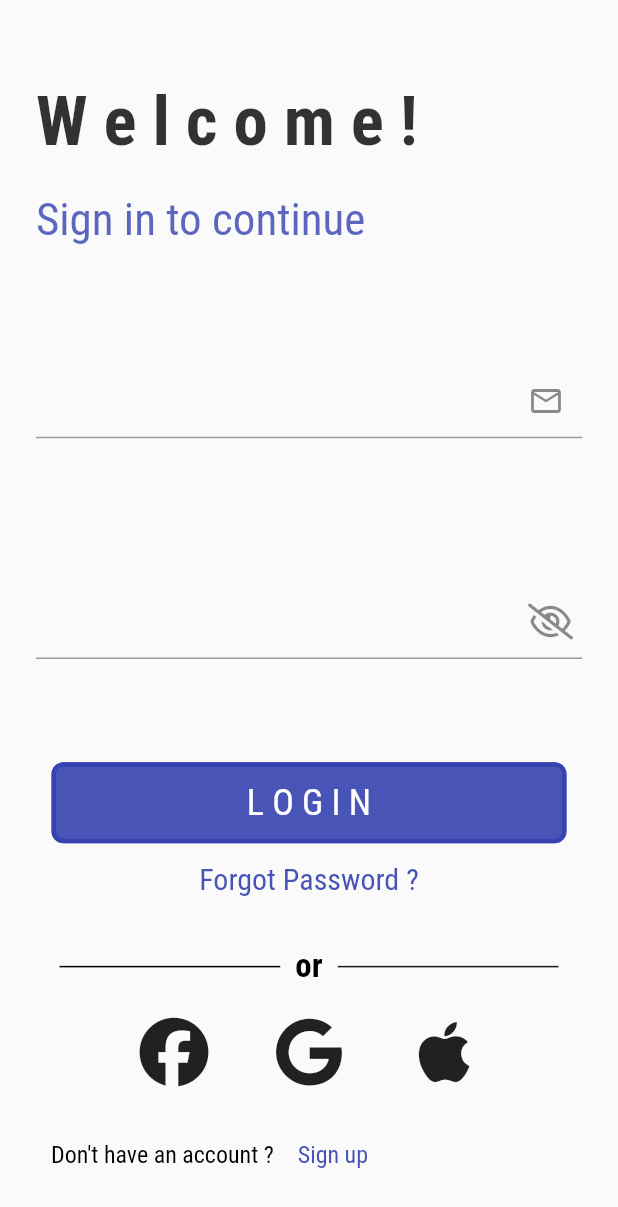
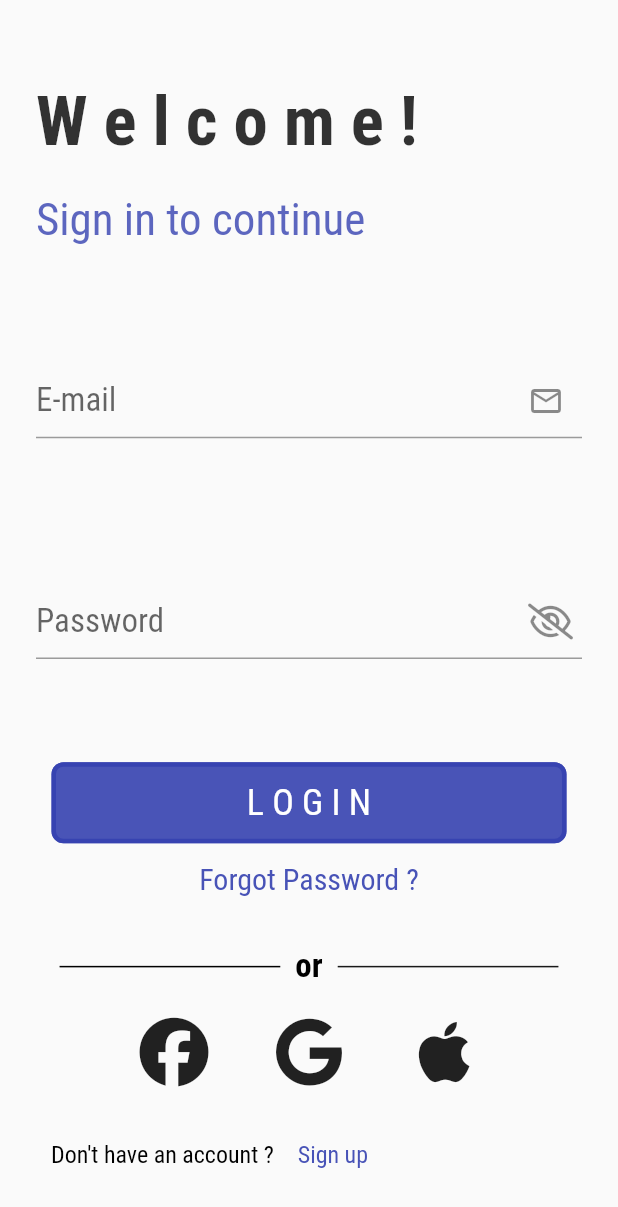
Before and after one commit to youssefhedefa/full_e_commerce_application, a Flutter app: the screen it shows after launch, after a tap on "Next", after a tap on "Skip", after a tap on "Log In", on a phone screen of 412 x 824 dp. Shown: the top 1207 px of the screen. Run offline on Flutter 3.47's test engine with Material 2 defaults, Android fonts, the phone set to English and light mode, and no system bars; our stand-ins replace bloc, dio, flutter_bloc, font_awesome_flutter, smooth_page_indicator.

Commit message:
add bloc to login view and create post dio method

```diff
--- a/lib/main.dart
+++ b/lib/main.dart
@@ -1,14 +1,17 @@
+import 'package:bloc/bloc.dart';
 import 'package:flutter/material.dart';
+import 'package:full_e_commerce_application/network/remote/dio_helper.dart';
 import 'package:full_e_commerce_application/views/hello_view.dart';
-import 'package:full_e_commerce_application/views/login_view.dart';
+import 'package:full_e_commerce_application/views/log_in/login_view.dart';
 import 'package:full_e_commerce_application/views/on_boarding/on_boarding_view.dart';
-
+import 'bloc_observer.dart';
 import 'constants/primary_color.dart';
 import 'views/sign_up_view.dart';
 
 void main() {
-  //runApp(DevicePreview(builder: (context)=> const MyApp() ));
-  runApp(MyApp());
+  Bloc.observer = MyBlocObserver();
+  DioHelper.init();
+  runApp(const MyApp());
 }
 
 class MyApp extends StatelessWidget {
@@ -21,7 +24,6 @@ class MyApp extends StatelessWidget {
     return MaterialApp(
       debugShowCheckedModeBanner: false,
       title: 'E-Commerce',
-    // builder: DevicePreview.appBuilder,
       theme: ThemeData
         (
         appBarTheme: const AppBarTheme(
--- /dev/null
+++ b/lib/network/end_points.dart
@@ -0,0 +1 @@
+const String login = 'login';
--- /dev/null
+++ b/lib/network/remote/dio_helper.dart
@@ -0,0 +1,40 @@
+import 'package:dio/dio.dart';
+
+class DioHelper {
+  static Dio? dio;
+  static init() {
+    dio = Dio(BaseOptions(
+      baseUrl: 'https://student.valuxapps.com/api/',
+      receiveDataWhenStatusError: true,
+      headers: {
+        'Content-Type': 'application/json',
+      },
+    ));
+  }
+
+  static Future<Response> getData({
+    required String url,
+    required Map<String, dynamic> query,
+  }) async {
+    return await dio!.get(
+      url,
+      queryParameters: query,
+    );
+  }
+
+  static Future<Response> postData({
+    required String url,
+    Map<String, dynamic>? query,
+    required Map<String, dynamic> body,
+    String? lang,
+  }) async {
+    dio!.options.headers = {
+      'lang': lang ?? 'ar',
+    };
+    return await dio!.post(
+      url,
+      queryParameters: query,
+      data: body,
+    );
+  }
+}
--- a/lib/views/hello_view.dart
+++ b/lib/views/hello_view.dart
@@ -1,5 +1,5 @@
 import 'package:flutter/material.dart';
-import 'package:full_e_commerce_application/views/login_view.dart';
+import 'package:full_e_commerce_application/views/log_in/login_view.dart';
 import 'package:full_e_commerce_application/views/sign_up_view.dart';
 import 'package:full_e_commerce_application/widgets/custom_text.dart';
 import '../widgets/CustomButton.dart';
--- /dev/null
+++ b/lib/views/log_in/log_in_cubit.dart
@@ -0,0 +1,31 @@
+import 'package:bloc/bloc.dart';
+import 'package:flutter/cupertino.dart';
+import 'package:full_e_commerce_application/network/end_points.dart';
+import 'package:full_e_commerce_application/network/remote/dio_helper.dart';
+import 'package:full_e_commerce_application/views/log_in/log_in_states.dart';
+
+class LogInViewCubit extends Cubit<LogInViewStates> {
+  LogInViewCubit() : super(LogInViewInitialize());
+
+  void userLogIn({
+    required String eMail,
+    required String password,
+  }) {
+    emit(LogInViewLoading());
+    debugPrint('$login , ${eMail.toString()} , ${password.toString()} ');
+    DioHelper.postData(
+      url: login,
+      body: {
+        'email': eMail.toString(),
+        'password': password.toString(),
+      },
+    ).then((value) {
+      emit(LogInViewSuccess());
+      print(value.data);
+
+    }).catchError((error) {
+      emit(LogInViewFailure(error));
+      debugPrint(error);
+    });
+  }
+}
--- /dev/null
+++ b/lib/views/log_in/log_in_states.dart
@@ -0,0 +1,14 @@
+abstract class LogInViewStates{}
+
+class LogInViewInitialize extends LogInViewStates{}
+
+class LogInViewLoading extends LogInViewStates{}
+
+class LogInViewSuccess extends LogInViewStates{}
+
+class LogInViewFailure extends LogInViewStates{
+
+  final String errMessage;
+  LogInViewFailure(this.errMessage);
+
+}
--- /dev/null
+++ b/lib/views/log_in/login_view.dart
@@ -0,0 +1,245 @@
+import 'package:flutter/material.dart';
+import 'package:flutter_bloc/flutter_bloc.dart';
+import 'package:font_awesome_flutter/font_awesome_flutter.dart';
+import 'package:full_e_commerce_application/views/log_in/log_in_cubit.dart';
+import 'package:full_e_commerce_application/views/log_in/log_in_states.dart';
+import 'package:full_e_commerce_application/widgets/CustomButton.dart';
+import 'package:full_e_commerce_application/widgets/custom_text_form_field.dart';
+import '../../widgets/custom_text.dart';
+
+class LoginView extends StatefulWidget {
+  const LoginView({Key? key}) : super(key: key);
+  static String id = 'login view';
+
+  @override
+  State<LoginView> createState() => _LoginViewState();
+}
+
+class _LoginViewState extends State<LoginView> {
+  bool isVisible = true;
+  IconData passwordVisible = FontAwesomeIcons.eyeSlash;
+  IconData passwordUnVisible = FontAwesomeIcons.eye;
+
+  TextEditingController eMail = TextEditingController();
+  TextEditingController password = TextEditingController();
+
+  var formKey = GlobalKey<FormState>();
+
+  @override
+  Widget build(BuildContext context) {
+    double screenHeight = MediaQuery.of(context).size.height;
+    double screenWidth = MediaQuery.of(context).size.width;
+
+    return BlocProvider(
+      create: (BuildContext context) => LogInViewCubit(),
+      child: BlocBuilder<LogInViewCubit,LogInViewStates>(
+        builder: (context,state)
+        {
+          var cubit = BlocProvider.of<LogInViewCubit>(context);
+          return Scaffold(
+            body: SingleChildScrollView(
+              child: SizedBox(
+                height: screenHeight,
+                width: screenWidth,
+                child: Padding(
+                  //56.0/868
+                  padding: EdgeInsets.only(
+                      top: screenHeight * (0.065), left: 24.0, right: 24.0),
+                  child: Form(
+                    key: formKey,
+                    child: Column(
+                      mainAxisAlignment: MainAxisAlignment.start,
+                      crossAxisAlignment: CrossAxisAlignment.start,
+                      mainAxisSize: MainAxisSize.max,
+                      children: [
+                        CustomText(
+                          text: 'W e l c o m e !',
+                          color: Colors.black.withOpacity(0.8),
+                          fontSize: 46,
+                          fontWeight: FontWeight.w800,
+                        ),
+                        const Spacer(),
+                        const CustomText(
+                          text: 'Sign in to continue',
+                          color: Color.fromRGBO(53, 65, 176, 0.8),
+                          fontSize: 30,
+                          fontWeight: FontWeight.w500,
+                        ),
+                        const Spacer(),
+                        Padding(
+                          padding: EdgeInsets.only(top: screenHeight * (60 / 868)),
+                          child:  CustomTextFormField(
+                            keyboardType: TextInputType.emailAddress,
+                            decoration: const InputDecoration(
+                              hintText: 'E-mail',
+                              suffixIcon: Icon(Icons.mail_outline),
+                            ),
+                            controller: eMail,
+                            validator: (value)
+                            {
+                              if(value!.isEmpty)
+                              {
+                                return 'This field is required';
+                              }
+                              return null;
+                            },
+                          ),
+                        ),
+                        const Spacer(),
+                        SizedBox(
+                          height: screenHeight * (80 / 868),
+                        ),
+                        CustomTextFormField(
+                          keyboardType: TextInputType.visiblePassword,
+                          obscureText: isVisible,
+                          decoration: InputDecoration(
+                            hintText: 'Password',
+                            suffixIcon: IconButton(
+                              onPressed: () {
+                                if (isVisible == true) {
+                                  setState(() {
+                                    isVisible = false;
+                                  });
+                                } else {
+                                  setState(() {
+                                    isVisible = true;
+                                  });
+                                }
+                              },
+                              icon: isVisible == true
+                                  ? Icon(
+                                passwordVisible,
+                              )
+                                  : Icon(
+                                passwordUnVisible,
+                              ),
+                            ),
+                          ),
+                          controller: password,
+                          validator: (value)
+                          {
+                            if(value!.isEmpty)
+                            {
+                              return 'This field is required';
+                            }
+                            return null;
+                          },
+                        ),
+                        const Spacer(),
+                        CustomButton(
+                          screenHeight: screenHeight,
+                          screenWidth: screenWidth,
+                          label: 'L O G I N',
+                          onPressed: ()
+                          {
+                            if(formKey.currentState!.validate())
+                            {
+                              debugPrint(eMail.text);
+                              debugPrint(password.text);
+                              cubit.userLogIn(
+                                eMail: eMail.text,
+                                password: password.text,
+                              );
+                            }
+                          },
+                        ),
+                        Center(
+                          child: TextButton(
+                            onPressed: () {},
+                            child: const CustomText(
+                              text: 'Forgot Password ?',
+                              color: Color.fromRGBO(53, 65, 176, 0.9),
+                              fontSize: 20,
+                              fontWeight: FontWeight.w400,
+                            ),
+                          ),
+                        ),
+                        const Spacer(),
+                        Row(
+                          mainAxisAlignment: MainAxisAlignment.center,
+                          children: [
+                            Container(
+                              height: 1,
+                              width: screenWidth / 2.8,
+                              color: Colors.black,
+                            ),
+                            SizedBox(
+                              width: screenWidth * (10 / 411),
+                            ),
+                            const CustomText(
+                                color: Colors.black,
+                                text: 'or',
+                                fontSize: 22,
+                                fontWeight: FontWeight.w600),
+                            SizedBox(
+                              width: screenWidth * (10 / 411),
+                            ),
+                            Container(
+                              height: 1,
+                              width: screenWidth / 2.8,
+                              color: Colors.black.withOpacity(0.9),
+                            ),
+                          ],
+                        ),
+                        const Spacer(),
+                        Row(
+                          mainAxisAlignment: MainAxisAlignment.center,
+                          children: const [
+                            Padding(
+                              padding: EdgeInsets.symmetric(horizontal: 22.0),
+                              child: Icon(
+                                FontAwesomeIcons.facebook,
+                                size: 46,
+                              ),
+                            ),
+                            Padding(
+                              padding: EdgeInsets.symmetric(horizontal: 22.0),
+                              child: Icon(
+                                FontAwesomeIcons.google,
+                                size: 46,
+                              ),
+                            ),
+                            Padding(
+                              padding: EdgeInsets.symmetric(horizontal: 22.0),
+                              child: Icon(
+                                FontAwesomeIcons.apple,
+                                size: 46,
+                              ),
+                            ),
+                          ],
+                        ),
+                        const Spacer(),
+                        Padding(
+                          padding: const EdgeInsets.only(
+                            left: 10,
+                            bottom: 30,
+                          ),
+                          child: Row(
+                            children: [
+                              const CustomText(
+                                text: 'Don\'t have an account ?  ',
+                                fontSize: 16,
+                                color: Colors.black,
+                              ),
+                              TextButton(
+                                onPressed: () {},
+                                child: const CustomText(
+                                  text: 'Sign up',
+                                  fontSize: 16,
+                                ),
+                              ),
+                            ],
+                          ),
+                        ),
+                      ],
+                    ),
+                  ),
+                ),
+              ),
+            ),
+          );
+        },
+      ),
+    );
+  }
+}
--- a/lib/views/login_view.dart
+++ /dev/null
@@ -1,189 +0,0 @@
-import 'package:flutter/material.dart';
-import 'package:font_awesome_flutter/font_awesome_flutter.dart';
-import 'package:full_e_commerce_application/widgets/CustomButton.dart';
-import 'package:full_e_commerce_application/widgets/custom_text_form_field.dart';
-import '../widgets/custom_text.dart';
-
-class LoginView extends StatefulWidget {
-  const LoginView({Key? key}) : super(key: key);
-  static String id = 'login view';
-
-  @override
-  State<LoginView> createState() => _LoginViewState();
-}
-
-class _LoginViewState extends State<LoginView> {
-  bool isVisible = true;
-  IconData passwordVisible = FontAwesomeIcons.eyeSlash;
-  IconData passwordUnVisible = FontAwesomeIcons.eye;
-
-  @override
-  Widget build(BuildContext context) {
-    double screenHeight = MediaQuery.of(context).size.height;
-    double screenWidth = MediaQuery.of(context).size.width;
-
-    return Scaffold(
-      body: SingleChildScrollView(
-        child: SizedBox(
-          height: screenHeight,
-          width: screenWidth,
-          child: Padding(
-            //56.0/868
-            padding: EdgeInsets.only(
-                top: screenHeight * (0.065), left: 24.0, right: 24.0),
-            child: Column(
-              mainAxisAlignment: MainAxisAlignment.start,
-              crossAxisAlignment: CrossAxisAlignment.start,
-              mainAxisSize: MainAxisSize.max,
-              children: [
-                CustomText(
-                  text: 'W e l c o m e !',
-                  color: Colors.black.withOpacity(0.8),
-                  fontSize: 46,
-                  fontWeight: FontWeight.w800,
-                ),
-                const Spacer(),
-                const CustomText(
-                  text: 'Sign in to continue',
-                  color: Color.fromRGBO(53, 65, 176, 0.8),
-                  fontSize: 30,
-                  fontWeight: FontWeight.w500,
-                ),
-                const Spacer(),
-                Padding(
-                  padding: EdgeInsets.only(top: screenHeight * (60 / 868)),
-                  child: const CustomTextFormField(
-                    keyboardType: TextInputType.emailAddress,
-                    decoration: InputDecoration(
-                      suffixIcon: Icon(Icons.mail_outline),
-                    ),
-                  ),
-                ),
-                const Spacer(),
-                SizedBox(
-                  height: screenHeight * (80 / 868),
-                ),
-                CustomTextFormField(
-                  keyboardType: TextInputType.visiblePassword,
-                  obscureText: isVisible,
-                  decoration: InputDecoration(
-                    suffixIcon: IconButton(
-                      onPressed: () {
-                        if (isVisible == true) {
-                          setState(() {
-                            isVisible = false;
-                          });
-                        } else {
-                          setState(() {
-                            isVisible = true;
-                          });
-                        }
-                      },
-                      icon: isVisible == true
-                          ? Icon(
-                              passwordVisible,
-                            )
-                          : Icon(
-                              passwordUnVisible,
-                            ),
-                    ),
-                  ),
-                ),
-                const Spacer(),
-                CustomButton(screenHeight: screenHeight, screenWidth: screenWidth, label: 'L O G I N'),
-                Center(
-                  child: TextButton(
-                    onPressed: () {},
-                    child: const CustomText(
-                      text: 'Forgot Password ?',
-                      color: Color.fromRGBO(53, 65, 176, 0.9),
-                      fontSize: 20,
-                      fontWeight: FontWeight.w400,
-                    ),
-                  ),
-                ),
-                const Spacer(),
-                Row(
-                  mainAxisAlignment: MainAxisAlignment.center,
-                  children: [
-                    Container(
-                      height: 1,
-                      width: screenWidth / 2.8,
-                      color: Colors.black,
-                    ),
-                    SizedBox(
-                      width: screenWidth * (10 / 411),
-                    ),
-                    const CustomText(
-                        color: Colors.black,
-                        text: 'or',
-                        fontSize: 22,
-                        fontWeight: FontWeight.w600),
-                    SizedBox(
-                      width: screenWidth * (10 / 411),
-                    ),
-                    Container(
-                      height: 1,
-                      width: screenWidth / 2.8,
-                      color: Colors.black.withOpacity(0.9),
-                    ),
-                  ],
-                ),
-                const Spacer(),
-                Row(
-                  mainAxisAlignment: MainAxisAlignment.center,
-                  children: const [
-                    Padding(
-                      padding: EdgeInsets.symmetric(horizontal: 22.0),
-                      child: Icon(
-                        FontAwesomeIcons.facebook,
-                        size: 46,
-                      ),
-                    ),
-                    Padding(
-                      padding: EdgeInsets.symmetric(horizontal: 22.0),
-                      child: Icon(
-                        FontAwesomeIcons.google,
-                        size: 46,
-                      ),
-                    ),
-                    Padding(
-                      padding: EdgeInsets.symmetric(horizontal: 22.0),
-                      child: Icon(
-                        FontAwesomeIcons.apple,
-                        size: 46,
-                      ),
-                    ),
-                  ],
-                ),
-                const Spacer(),
-                Padding(
-                  padding: const EdgeInsets.only(
-                    left: 10,
-                    bottom: 30,
-                  ),
-                  child: Row(
-                    children: [
-                      const CustomText(
-                        text: 'Don\'t have an account ?  ',
-                        fontSize: 16,
-                        color: Colors.black,
-                      ),
-                      TextButton(
-                        onPressed: () {},
-                        child: const CustomText(
-                          text: 'Sign up',
-                          fontSize: 16,
-                        ),
-                      ),
-                    ],
-                  ),
-                ),
-              ],
-            ),
-          ),
-        ),
-      ),
-    );
-  }
-}
--- a/lib/views/on_boarding/on_boarding_view.dart
+++ b/lib/views/on_boarding/on_boarding_view.dart
@@ -16,8 +16,7 @@ class OnBoardingView extends StatelessWidget {
     Color backGroundColor = const Color.fromRGBO(255, 255, 255, 1);
     return BlocProvider(
       create: (context)=>OnBoardingCubit(),
-        child: BlocConsumer<OnBoardingCubit,OnBoardingStates>(
-          listener: (context,state){},
+        child: BlocBuilder<OnBoardingCubit,OnBoardingStates>(
           builder: (context,state)
           {
             var cubit = BlocProvider.of<OnBoardingCubit>(context);
--- a/lib/views/sign_up_view.dart
+++ b/lib/views/sign_up_view.dart
@@ -16,7 +16,6 @@ class _SignUpViewState extends State<SignUpView> {
   bool isVisible = true;
 
   IconData passwordVisible = FontAwesomeIcons.eyeSlash;
-
   IconData passwordUnVisible = FontAwesomeIcons.eye;
 
   @override
@@ -56,6 +55,7 @@ class _SignUpViewState extends State<SignUpView> {
                   child: const CustomTextFormField(
                     keyboardType: TextInputType.text,
                     decoration: InputDecoration(
+                      hintText: 'User name',
                       suffixIcon: Icon(Icons.account_circle_outlined),
                     ),
                   ),
@@ -67,6 +67,7 @@ class _SignUpViewState extends State<SignUpView> {
                   keyboardType: TextInputType.emailAddress,
                   decoration: InputDecoration(
                     suffixIcon: Icon(Icons.mail_outline),
+                    hintText: 'E-mail',
                   ),
                 ),
                 SizedBox(
@@ -76,6 +77,7 @@ class _SignUpViewState extends State<SignUpView> {
                   keyboardType: TextInputType.visiblePassword,
                   obscureText: isVisible,
                   decoration: InputDecoration(
+                    hintText: 'Password',
                     suffixIcon: IconButton(
                       onPressed: () {
                         if (isVisible == true) {
@@ -90,16 +92,19 @@ class _SignUpViewState extends State<SignUpView> {
                       },
                       icon: isVisible == true
                           ? Icon(
-                        passwordVisible,
-                      )
+                              passwordVisible,
+                            )
                           : Icon(
-                        passwordUnVisible,
-                      ),
+                              passwordUnVisible,
+                            ),
                     ),
                   ),
                 ),
                 const Spacer(),
-                CustomButton(screenHeight: screenHeight, screenWidth: screenWidth, label: 'S I G N  U P'),
+                CustomButton(
+                    screenHeight: screenHeight,
+                    screenWidth: screenWidth,
+                    label: 'S I G N  U P'),
                 const Spacer(),
                 Row(
                   mainAxisAlignment: MainAxisAlignment.center,
--- a/lib/widgets/custom_text_form_field.dart
+++ b/lib/widgets/custom_text_form_field.dart
@@ -2,20 +2,28 @@ import 'package:flutter/material.dart';
 
 class CustomTextFormField extends StatelessWidget {
   const CustomTextFormField(
-      {Key? key, required this.keyboardType, this.obscureText, this.decoration})
+      {Key? key, required this.keyboardType, this.obscureText, this.decoration, this.onChanged, this.onFieldSubmitted, this.controller, this.validator})
       : super(key: key);
   final TextInputType keyboardType;
   final bool? obscureText;
   final InputDecoration? decoration;
+  final void Function(String)? onChanged;
+  final void Function(String)? onFieldSubmitted;
+  final TextEditingController? controller;
+  final String? Function(String?)? validator;
   @override
   Widget build(BuildContext context) {
     return TextFormField(
+      controller: controller,
       keyboardType: keyboardType,
       obscureText: obscureText ?? false,
       decoration: decoration,
       style: const TextStyle(
         fontSize: 22,
       ),
+      onChanged: onChanged,
+      onFieldSubmitted: onFieldSubmitted,
+      validator:validator ,
     );
   }
 }
--- a/pubspec.yaml
+++ b/pubspec.yaml
@@ -33,6 +33,8 @@ dependencies:
   bloc: ^8.1.1
   font_awesome_flutter: ^10.4.0
   device_preview: ^1.1.0
+  dio: ^5.1.1
+
 
   flutter:
     sdk: flutter
```
Also changed, not shown: lib/bloc_observer.dart (added, +39 -0 lines), pubspec.lock.
